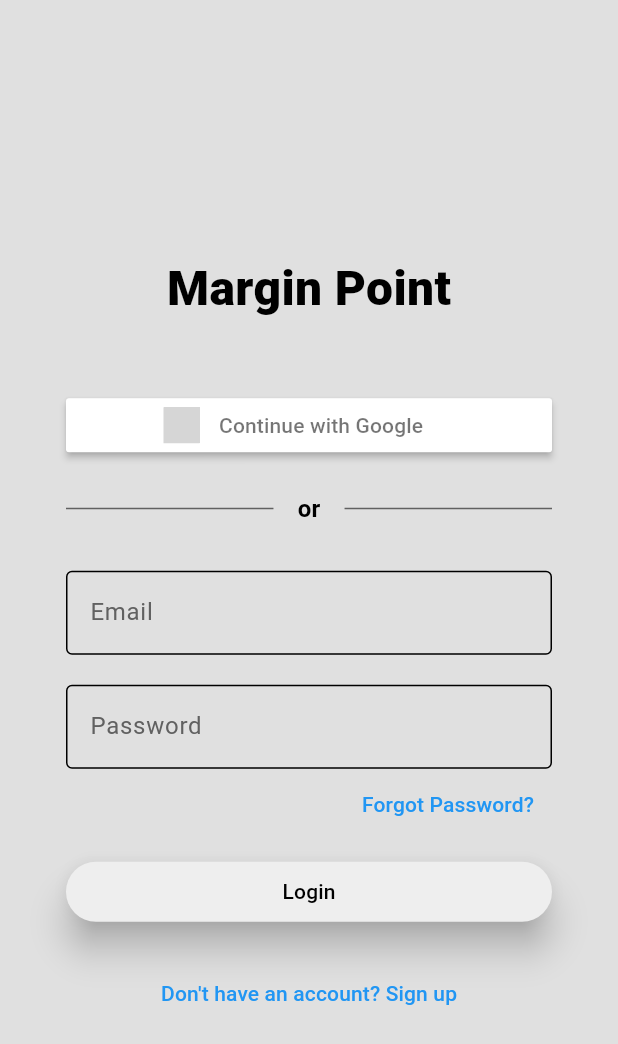
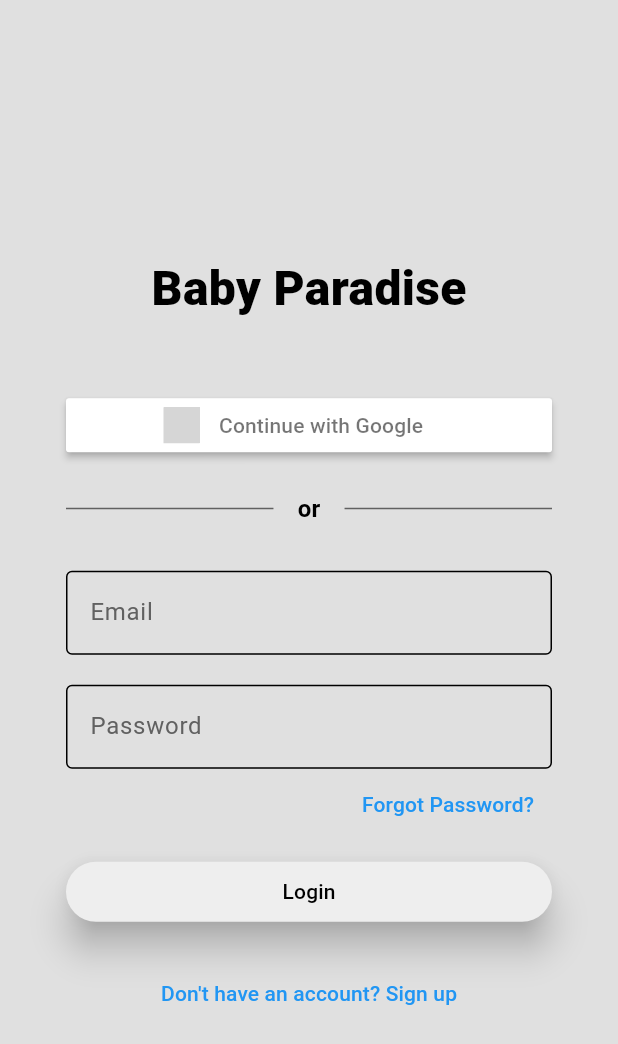
Before and after one commit to Evrz-Developers/babyparadise, a Flutter app: the screen it shows after launch, on a phone screen of 412 x 824 dp. Shown: the top 1044 px of the screen. Run offline on Flutter 3.47's test engine with Material 3 defaults, Android fonts, the phone set to English and light mode, and no system bars; drawn by our look-alikes of sign_in_button; our stand-ins replace cloud_firestore, firebase_auth, firebase_core, get, google_sign_in; accounts and stored records are empty; generated files the repository leaves out were written again; grey boxes are pictures that could not be loaded.

Commit message:
Refactor Margin Point to Baby Paradise in UI

```diff
--- a/lib/auth/login_screen.dart
+++ b/lib/auth/login_screen.dart
@@ -141,7 +141,7 @@ class _LoginScreenState extends State<LoginScreen> {
           crossAxisAlignment: CrossAxisAlignment.stretch,
           children: <Widget>[
             Center(
-              child: Text("Margin Point",
+              child: Text("Baby Paradise",
                   style: TextStyle(
                       fontSize: 32.0,
                       fontWeight: FontWeight.w900,
--- a/lib/pages/intro_page.dart
+++ b/lib/pages/intro_page.dart
@@ -15,7 +15,7 @@ class IntroPage extends StatelessWidget {
           // spacing
           const SizedBox(height: 25),
           // Title
-          Text('Margin Point',
+          Text('Baby Paradise',
               style: TextStyle(
                   fontSize: 30,
                   color: Theme.of(context).colorScheme.inversePrimary)),
--- a/lib/pages/shop_page.dart
+++ b/lib/pages/shop_page.dart
@@ -72,7 +72,7 @@ class _ShopPageState extends State<ShopPage> {
         title: Row(
           children: [
             const Text(
-              'Margin Point',
+              'Baby Paradise',
               style: TextStyle(
                 fontSize: 14,
                 fontWeight: FontWeight.bold,
```
Also changed, not shown: 1 other file.
